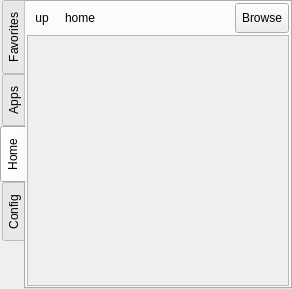
Before: the Qt Designer form lumina-desktop/panel-plugins/userbutton/UserWidget.ui in lumina-desktop/lumina, drawn with Qt 5.
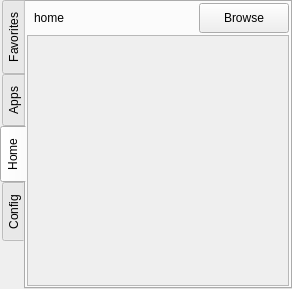
After: the same form once the commit is applied.

The edit to the form file:
```diff
--- a/lumina-desktop/panel-plugins/userbutton/UserWidget.ui
+++ b/lumina-desktop/panel-plugins/userbutton/UserWidget.ui
@@ -286,31 +286,6 @@
       <property name="spacing">
        <number>1</number>
       </property>
-      <item>
-       <widget class="QToolButton" name="tool_home_goup">
-        <property name="minimumSize">
-         <size>
-          <width>30</width>
-          <height>30</height>
-         </size>
-        </property>
-        <property name="toolTip">
-         <string>Go back</string>
-        </property>
-        <property name="text">
-         <string notr="true">up</string>
-        </property>
-        <property name="iconSize">
-         <size>
-          <width>20</width>
-          <height>20</height>
-         </size>
-        </property>
-        <property name="autoRaise">
-         <bool>true</bool>
-        </property>
-       </widget>
-      </item>
       <item>
        <widget class="QToolButton" name="tool_home_gohome">
         <property name="minimumSize">
@@ -346,26 +321,45 @@
         </property>
         <property name="font">
          <font>
+          <pointsize>10</pointsize>
           <weight>75</weight>
           <bold>true</bold>
          </font>
         </property>
+        <property name="frameShape">
+         <enum>QFrame::NoFrame</enum>
+        </property>
         <property name="text">
          <string notr="true">&lt;current dir&gt;</string>
         </property>
+        <property name="alignment">
+         <set>Qt::AlignCenter</set>
+        </property>
         <property name="wordWrap">
          <bool>true</bool>
         </property>
         <property name="margin">
-         <number>5</number>
+         <number>0</number>
+        </property>
+        <property name="indent">
+         <number>0</number>
+        </property>
+        <property name="textInteractionFlags">
+         <set>Qt::NoTextInteraction</set>
         </property>
        </widget>
       </item>
       <item>
        <widget class="QToolButton" name="tool_home_browse">
+        <property name="sizePolicy">
+         <sizepolicy hsizetype="Fixed" vsizetype="Fixed">
+          <horstretch>0</horstretch>
+          <verstretch>0</verstretch>
+         </sizepolicy>
+        </property>
         <property name="minimumSize">
          <size>
-          <width>30</width>
+          <width>90</width>
           <height>30</height>
          </size>
         </property>
```
Left out of the diff: 8 changed lines with no effect on the pictures.
